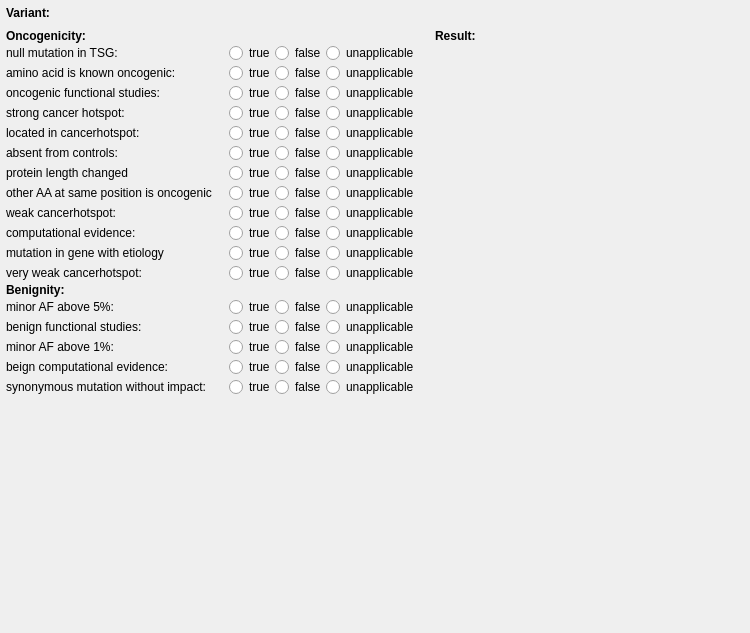
imgag/ngs-bits, file src/GSvar/SomaticVariantInterpreterWidget.ui: the form before one commit.
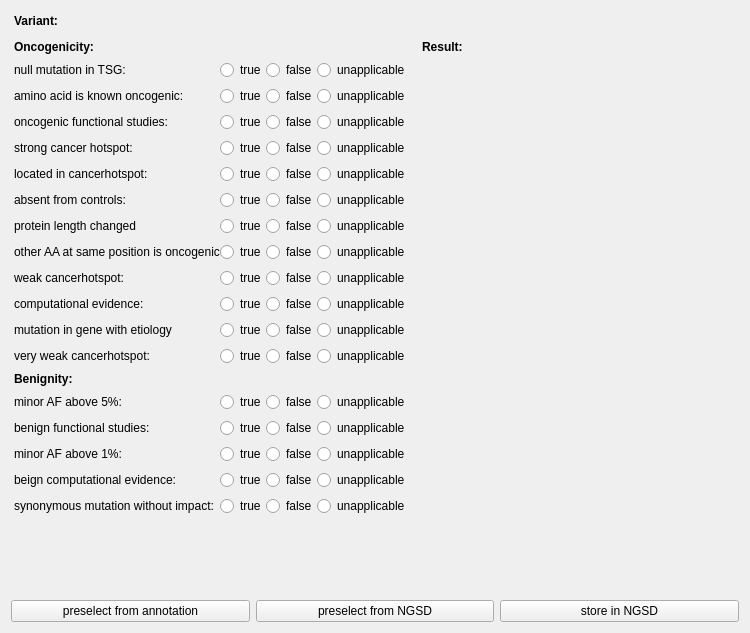
The form after the commit.

Commit message: SomaticVariantInterpreterWidget: Added NGSD functionality.

Diff of the .ui file:
```diff
--- a/src/GSvar/SomaticVariantInterpreterWidget.ui
+++ b/src/GSvar/SomaticVariantInterpreterWidget.ui
@@ -19,71 +19,33 @@
   <property name="windowTitle">
    <string>Somatic Variant Interpretation</string>
   </property>
-  <layout class="QGridLayout" name="gridLayout" columnstretch="4,3">
-   <property name="leftMargin">
-    <number>3</number>
-   </property>
-   <property name="topMargin">
-    <number>3</number>
-   </property>
-   <property name="rightMargin">
-    <number>3</number>
-   </property>
-   <property name="bottomMargin">
-    <number>3</number>
-   </property>
-   <property name="horizontalSpacing">
-    <number>10</number>
-   </property>
-   <property name="verticalSpacing">
-    <number>3</number>
-   </property>
-   <item row="0" column="0" colspan="2">
-    <layout class="QHBoxLayout" name="horizontalLayout" stretch="0,1">
-     <property name="spacing">
-      <number>3</number>
-     </property>
-     <property name="leftMargin">
-      <number>3</number>
-     </property>
-     <property name="topMargin">
-      <number>3</number>
-     </property>
-     <property name="rightMargin">
-      <number>3</number>
-     </property>
-     <property name="bottomMargin">
-      <number>3</number>
-     </property>
+  <layout class="QGridLayout" name="gridLayout">
+   <item row="2" column="0" colspan="2">
+    <layout class="QHBoxLayout" name="horizontalLayout_21">
      <item>
-      <widget class="QLabel" name="label_4">
-       <property name="sizePolicy">
-        <sizepolicy hsizetype="Preferred" vsizetype="Preferred">
-         <horstretch>0</horstretch>
-         <verstretch>0</verstretch>
-        </sizepolicy>
+      <widget class="QPushButton" name="button_select_from_input_anno">
+       <property name="toolTip">
+        <string>selects parameters using annotation data</string>
        </property>
-       <property name="font">
-        <font>
-         <weight>75</weight>
-         <bold>true</bold>
-        </font>
-       </property>
        <property name="text">
-        <string>Variant:</string>
+        <string>preselect from annotation</string>
        </property>
       </widget>
      </item>
      <item>
-      <widget class="QLabel" name="variant_label">
-       <property name="sizePolicy">
-        <sizepolicy hsizetype="Preferred" vsizetype="Preferred">
-         <horstretch>0</horstretch>
-         <verstretch>0</verstretch>
-        </sizepolicy>
+      <widget class="QPushButton" name="button_select_from_NGSD">
+       <property name="toolTip">
+        <string>autoselects parameters stored in NGSD</string>
        </property>
        <property name="text">
-        <string/>
+        <string>preselect from NGSD</string>
+       </property>
+      </widget>
+     </item>
+     <item>
+      <widget class="QPushButton" name="button_store_in_ngsd">
+       <property name="text">
+        <string>store in NGSD</string>
        </property>
       </widget>
      </item>
@@ -970,6 +932,57 @@
      </item>
     </layout>
    </item>
+   <item row="0" column="0" colspan="2">
+    <layout class="QHBoxLayout" name="horizontalLayout" stretch="0,1">
+     <property name="spacing">
+      <number>3</number>
+     </property>
+     <property name="leftMargin">
+      <number>3</number>
+     </property>
+     <property name="topMargin">
+      <number>3</number>
+     </property>
+     <property name="rightMargin">
+      <number>3</number>
+     </property>
+     <property name="bottomMargin">
+      <number>3</number>
+     </property>
+     <item>
+      <widget class="QLabel" name="label_4">
+       <property name="sizePolicy">
+        <sizepolicy hsizetype="Preferred" vsizetype="Preferred">
+         <horstretch>0</horstretch>
+         <verstretch>0</verstretch>
+        </sizepolicy>
+       </property>
+       <property name="font">
+        <font>
+         <weight>75</weight>
+         <bold>true</bold>
+        </font>
+       </property>
+       <property name="text">
+        <string>Variant:</string>
+       </property>
+      </widget>
+     </item>
+     <item>
+      <widget class="QLabel" name="label_variant">
+       <property name="sizePolicy">
+        <sizepolicy hsizetype="Preferred" vsizetype="Preferred">
+         <horstretch>0</horstretch>
+         <verstretch>0</verstretch>
+        </sizepolicy>
+       </property>
+       <property name="text">
+        <string/>
+       </property>
+      </widget>
+     </item>
+    </layout>
+   </item>
   </layout>
  </widget>
  <resources/>
```
The commit also changes 4 other files.
